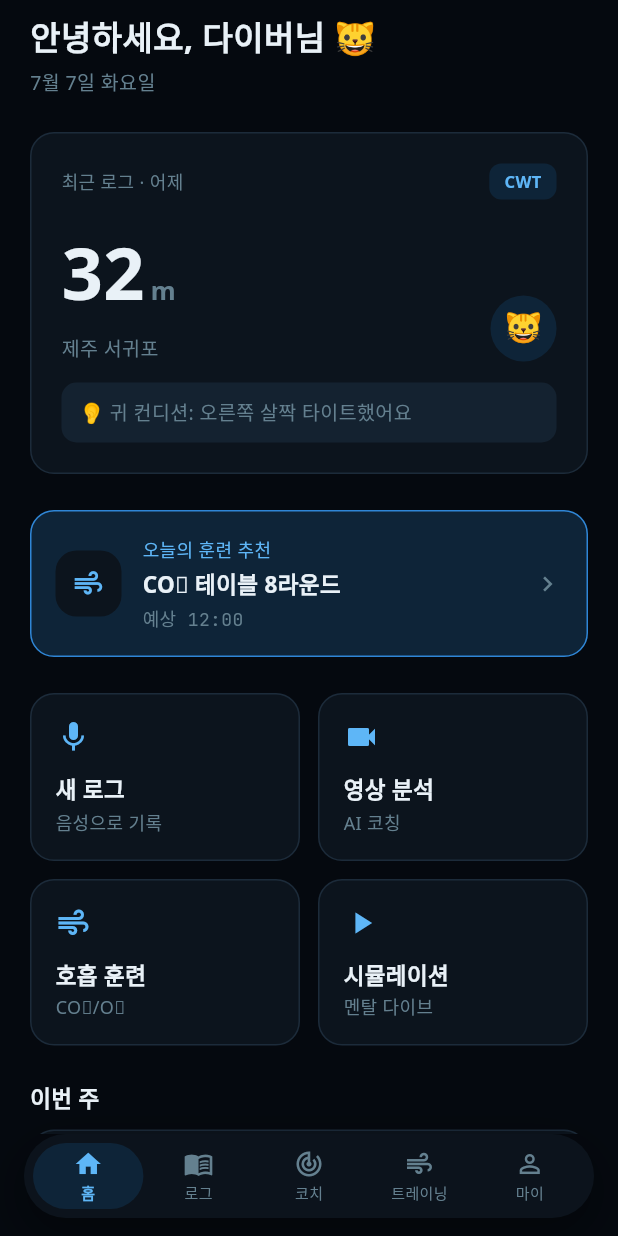
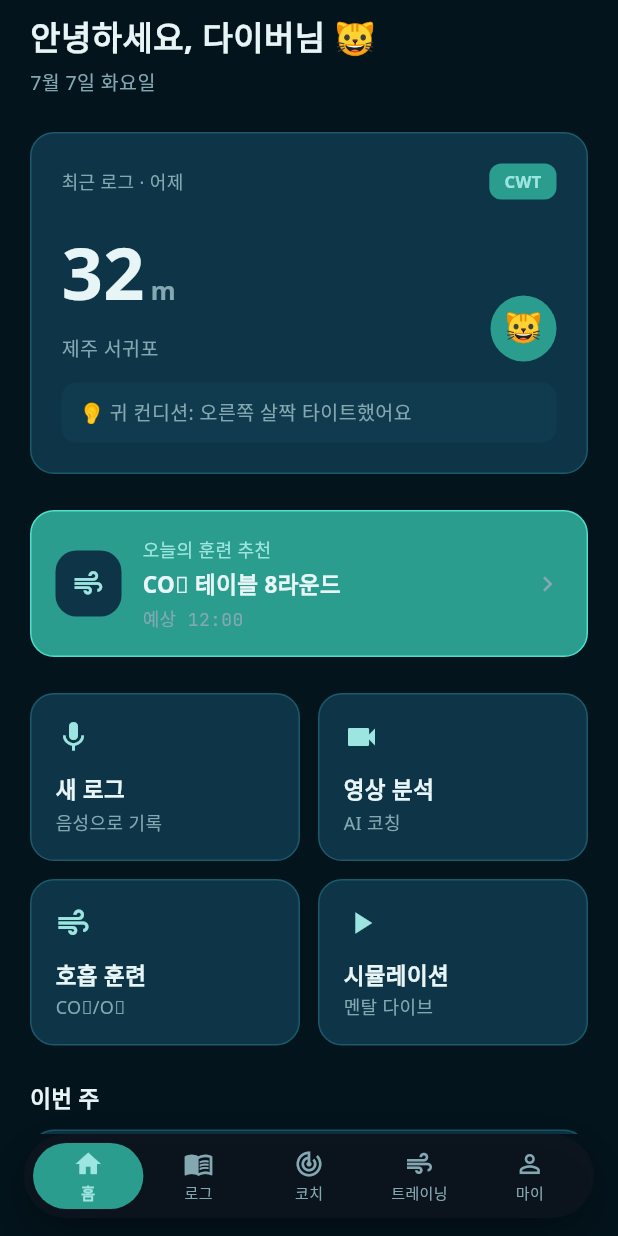
Before and after one commit to elain2/freedive_coach_app, a Flutter app: the screen it shows after launch, on a phone screen of 412 x 824 dp. Run offline on Flutter 3.47's test engine with Material 3 defaults, Android fonts, the phone set to English and light mode, and no system bars; our stand-ins replace audioplayers, google_fonts, image_picker, shared_preferences, sqflite, vibration and 1 more; accounts and stored records are empty.

Commit message:
style: design.pen 디자인 시스템 색상 업데이트
- 전체 색상 팔레트를 파란 계열에서 틸/민트 계열로 전환
- primary 색상: #2F86D6 → #4FE0CC
- 새 색상 추가: amber (#FFCE6B), mint (#A8E6CF)
- BottomNavigationBar 배경색 surface 색상 적용

Co-Authored-By: Claude Opus 4.5 <noreply@anthropic.com>

```diff
--- a/freedive_coach/lib/screens/analysis_result_screen.dart
+++ b/freedive_coach/lib/screens/analysis_result_screen.dart
@@ -254,7 +254,7 @@ class AnalysisResultScreen extends StatelessWidget {
 
   Color _getScoreColor(double score) {
     if (score >= 4.0) return AppColors.primaryBright;
-    if (score >= 3.0) return const Color(0xFFFFB74D); // amber
+    if (score >= 3.0) return AppColors.amber;
     return AppColors.coral;
   }
 
--- a/freedive_coach/lib/theme/app_theme.dart
+++ b/freedive_coach/lib/theme/app_theme.dart
@@ -2,17 +2,22 @@ import 'package:flutter/material.dart';
 import 'package:google_fonts/google_fonts.dart';
 
 class AppColors {
-  static const Color bg = Color(0xFF05090F);
-  static const Color coral = Color(0xFFFF7B72);
-  static const Color deep = Color(0xFF0A2E4F);
-  static const Color line = Color(0xFF1C2B3A);
-  static const Color muted = Color(0xFF64808F);
-  static const Color primary = Color(0xFF2F86D6);
-  static const Color primaryBright = Color(0xFF5EB6F7);
-  static const Color surface = Color(0xFF0C141D);
-  static const Color surface2 = Color(0xFF142230);
-  static const Color tealDim = Color(0xFF0E2438);
-  static const Color text = Color(0xFFE9F1F7);
+  // Base colors from design.pen
+  static const Color bg = Color(0xFF03141D);
+  static const Color coral = Color(0xFFFF8D6B);
+  static const Color deep = Color(0xFF082534);
+  static const Color line = Color(0xFF1A5A6A);
+  static const Color muted = Color(0xFF84A8B2);
+  static const Color primary = Color(0xFF4FE0CC);
+  static const Color primaryBright = Color(0xFF9DE5E0);
+  static const Color surface = Color(0xFF0D3547);
+  static const Color surface2 = Color(0xFF103A4D);
+  static const Color tealDim = Color(0xFF2A9D8F);
+  static const Color text = Color(0xFFE8F5F6);
+
+  // Additional colors
+  static const Color amber = Color(0xFFFFCE6B);
+  static const Color mint = Color(0xFFA8E6CF);
   static const Color white = Color(0xFFFFFFFF);
   static const Color transparent = Colors.transparent;
 }
@@ -62,7 +67,7 @@ class AppTheme {
         elevation: 0,
       ),
       bottomNavigationBarTheme: const BottomNavigationBarThemeData(
-        backgroundColor: Color(0xFF0C141D),
+        backgroundColor: AppColors.surface,
         selectedItemColor: AppColors.primaryBright,
         unselectedItemColor: AppColors.muted,
       ),
```
